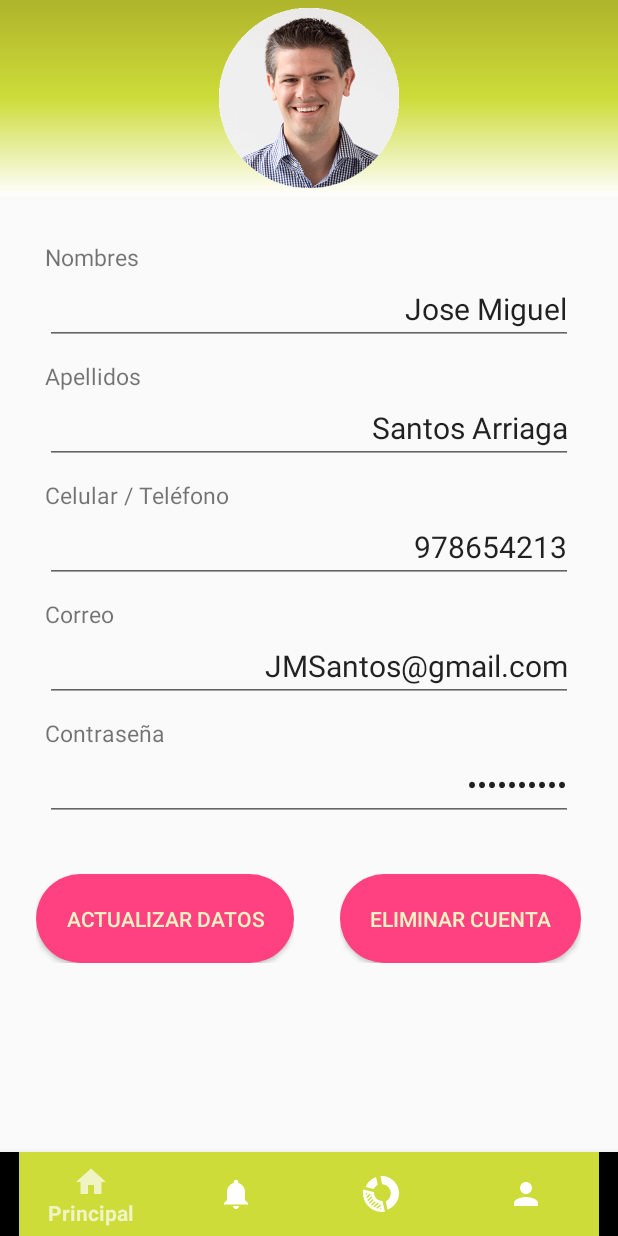
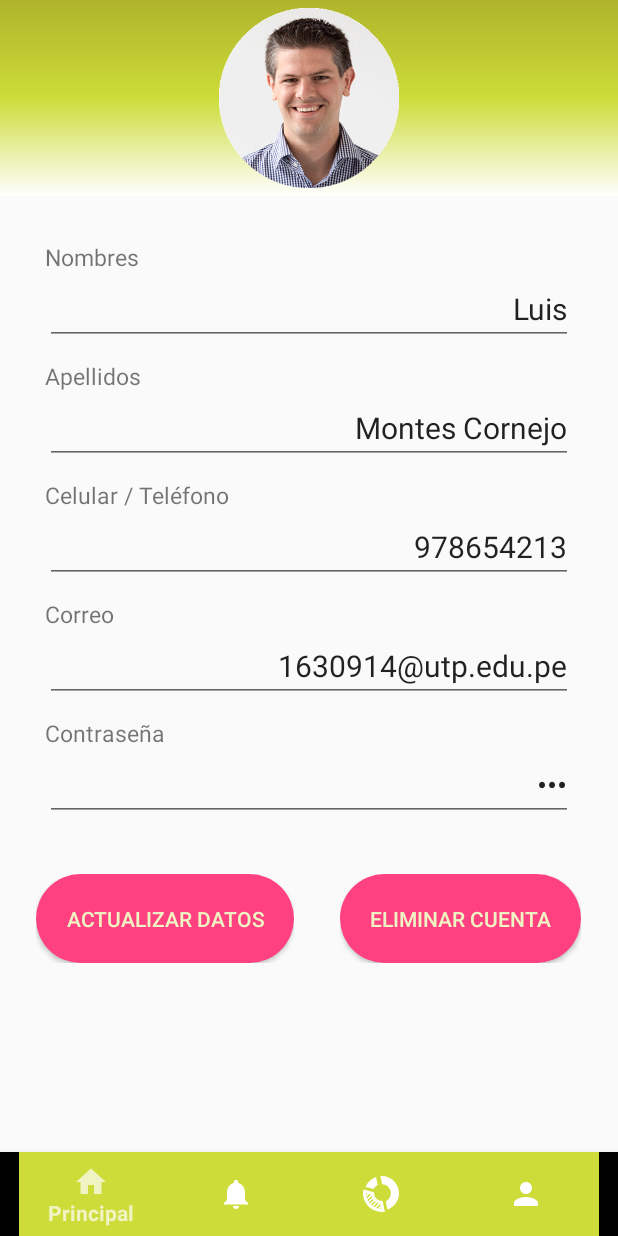
Before and after one commit to Davidbg3/GreenCity, an Android app: the fragment PerfilFragment placed in its activity, on a phone screen of 412 x 824 dp. Run offline under Robolectric (Android 15) with nearby library versions, the light colour scheme and no system bars; libraries missing offline, so code that uses them is left out: com.github.mikephil.charting.

Commit message:
interface header

```diff
--- a/app/src/main/java/com/example/greencity/PerfilFragment.java
+++ b/app/src/main/java/com/example/greencity/PerfilFragment.java
@@ -36,7 +36,7 @@ public class PerfilFragment extends Fragment {
     private Button btnActualizar;
     private Button btnEliminar;
 
-    Global oGlobal;
+    //Global oGlobal= new Global();
 
     public PerfilFragment() {
         // Required empty public constructor
@@ -54,8 +54,6 @@ public class PerfilFragment extends Fragment {
         // Inflate the layout for this fragment
         rootView = inflater.inflate(R.layout.fragment_perfil, container, false);
 
-        oGlobal = (Global)getActivity().getApplicationContext();
-
         txtNombres = rootView.findViewById(R.id.txtNombres);
         txtApellidos = rootView.findViewById(R.id.txtApellidos);
         txtTelefono = rootView.findViewById(R.id.txtTelefono);
@@ -64,7 +62,8 @@ public class PerfilFragment extends Fragment {
         btnActualizar = rootView.findViewById(R.id.btnActualizar);
 
         final UpdateUsuarioRequest oReq = new UpdateUsuarioRequest();
-        oReq.setCod_usuario(1);
+        //oReq.setCod_usuario(oGlobal.getIdUsuarioGlobal());
+        oReq.setCod_usuario(Global.IdUsuario);
         oReq.setNom_usuario(txtNombres.getText().toString());
         oReq.setPass_usuario(txtPassword.getText().toString());
         oReq.setNombres(txtNombres.getText().toString());
@@ -91,11 +90,12 @@ public class PerfilFragment extends Fragment {
                 ALMACENAR URL API EN VARIABLE GLOBAL
             */
             Retrofit retrofit = new Retrofit.Builder()
-                    .baseUrl(oGlobal.URL_API + oGlobal.METODO_ACTUALIZAR_USUARIO)
+                    .baseUrl(Global.URL_API)
                     .addConverterFactory(GsonConverterFactory.create())
                     .build();
             UsuarioServicio usuarioServicio =retrofit.create(UsuarioServicio.class);
-            Call<UpdateUsuarioResponse> call = usuarioServicio.UpdateUsuario(oReq, oGlobal.getToken());
+            //Call<UpdateUsuarioResponse> call = usuarioServicio.UpdateUsuario(oReq, oGlobal.getToken());
+            Call<UpdateUsuarioResponse> call = usuarioServicio.UpdateUsuario(oReq, "Reader " + Global.Token);
             call.enqueue(new Callback<UpdateUsuarioResponse>() {
                 @Override
                 public void onResponse(Call<UpdateUsuarioResponse> call, Response<UpdateUsuarioResponse> response) {
@@ -103,7 +103,7 @@ public class PerfilFragment extends Fragment {
                         UpdateUsuarioResponse oRes = response.body();
                         Log.i("Update Usuario","Usuario Actualizado. " + oRes.getMensaje());
                     }else{
-
+                        Log.i("Update Usuario","Error response" + response.message());
                     }
                 }
 
--- a/app/src/main/java/com/example/greencity/Servicio/UsuarioServicio.java
+++ b/app/src/main/java/com/example/greencity/Servicio/UsuarioServicio.java
@@ -1,5 +1,6 @@
 package com.example.greencity.Servicio;
 
+import com.example.greencity.Global;
 import com.example.greencity.Intercambio.LoginRequest;
 import com.example.greencity.Intercambio.LoginResponse;
 import com.example.greencity.Intercambio.UpdateUsuarioRequest;
@@ -9,8 +10,10 @@ import retrofit2.Call;
 import retrofit2.http.Body;
 import retrofit2.http.Header;
 import retrofit2.http.POST;
+import retrofit2.http.Query;
 
 public interface UsuarioServicio {
+
     @POST("loginUser")
     Call<LoginResponse> LoginUsuario(@Body LoginRequest oReq);
 
--- a/app/src/main/java/com/example/greencity/SesionRActivity.java
+++ b/app/src/main/java/com/example/greencity/SesionRActivity.java
@@ -40,6 +40,7 @@ public class SesionRActivity extends AppCompatActivity {
         aa = new BlankFragment();
 
         setFragment(aa);
+        //setFragment(perfilFragment);
 
         navigationView.setOnNavigationItemSelectedListener(new BottomNavigationView.OnNavigationItemSelectedListener() {
             @Override
--- a/app/src/main/res/layout/activity_login.xml
+++ b/app/src/main/res/layout/activity_login.xml
@@ -23,7 +23,7 @@
         android:layout_marginTop="300dp"
         android:hint="Correo Electrónico"
         android:id="@+id/correo"
-
+        android:text="1630914@utp.edu.pe"
         />
 
     <EditText
@@ -34,6 +34,7 @@
         android:hint="Contraseña"
         android:password="true"
         android:id="@+id/contrasena"
+        android:text="123"
         />
 
 
--- a/app/src/main/res/layout/fragment_perfil.xml
+++ b/app/src/main/res/layout/fragment_perfil.xml
@@ -71,7 +71,7 @@
                         android:layout_height="wrap_content"
                         android:textSize="20sp"
                         android:gravity="right"
-                        android:text="Jose Miguel"/>
+                        android:text="Luis"/>
                 </LinearLayout>
 
                 <LinearLayout
@@ -90,7 +90,7 @@
                         android:layout_height="wrap_content"
                         android:textSize="20sp"
                         android:gravity="right"
-                        android:text="Santos Arriaga"/>
+                        android:text="Montes Cornejo"/>
                 </LinearLayout>
 
                 <LinearLayout
@@ -128,7 +128,7 @@
                         android:layout_height="wrap_content"
                         android:textSize="20sp"
                         android:gravity="right"
-                        android:text="JMSantos@gmail.com"/>
+                        android:text="1630914@utp.edu.pe"/>
                 </LinearLayout>
 
                 <LinearLayout
@@ -148,7 +148,7 @@
                         android:textSize="20sp"
                         android:gravity="right"
                         android:inputType="textPassword"
-                        android:text="1234567890"/>
+                        android:text="123"/>
                 </LinearLayout>
 
             </LinearLayout>
```
Also changed, not shown: app/src/main/java/com/example/greencity/Global.java (+5 -5 lines), app/src/main/java/com/example/greencity/LoginActivity.java (+15 -6 lines).
